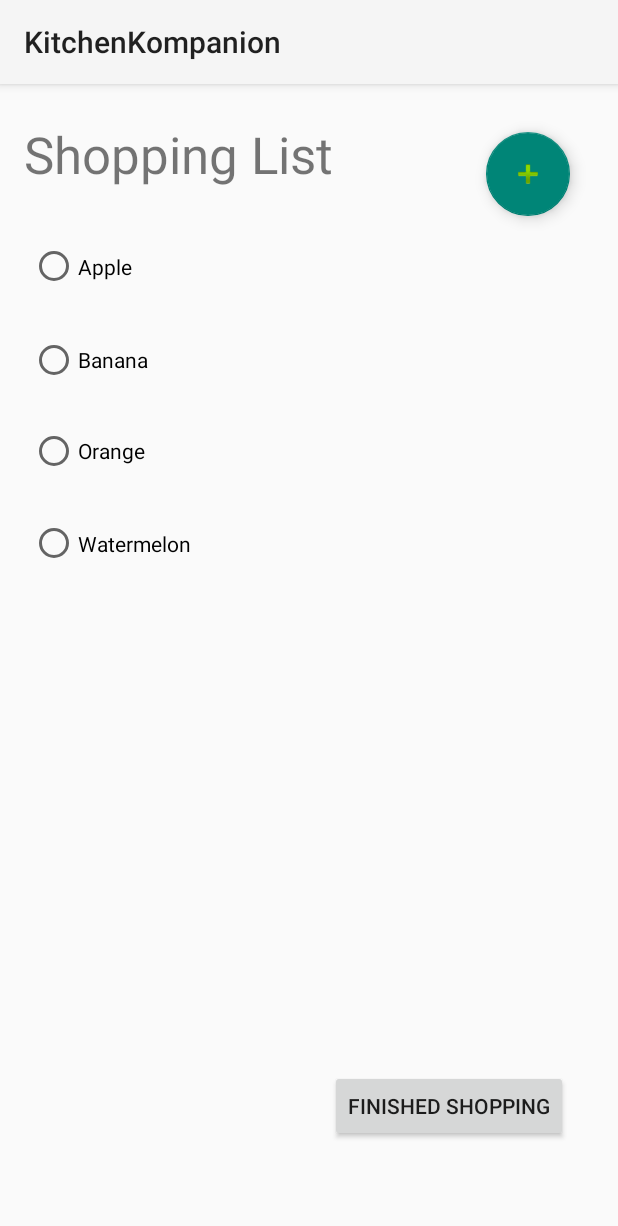
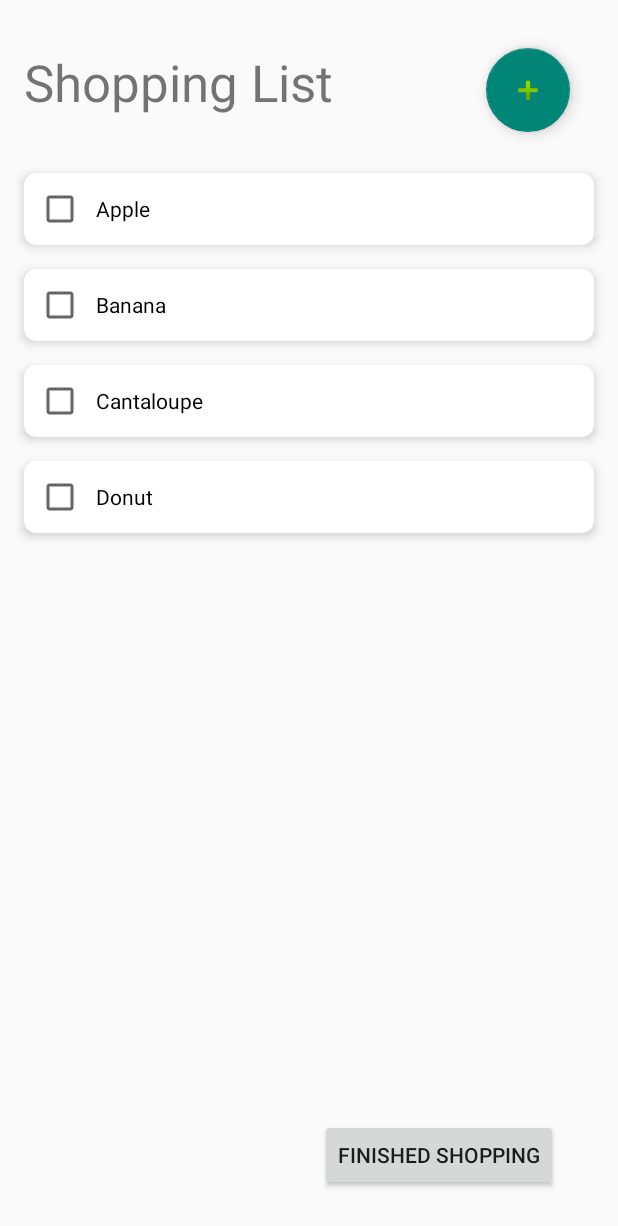
Before and after one commit to crortolf/Kitchen-Kompanion-2022-Group6, an Android app: the ShoppingList screen opened directly, with no data from a screen before it, on a phone screen of 412 x 824 dp. Shown: the top 1226 px of the screen. Run offline under Robolectric (Android 15) with nearby library versions, the phone set to English and light mode, and no system bars.

Commit message:
recycler view

```diff
--- a/app/build.gradle
+++ b/app/build.gradle
@@ -35,4 +35,6 @@ dependencies {
     testImplementation 'junit:junit:4.13.2'
     androidTestImplementation 'androidx.test.ext:junit:1.1.3'
     androidTestImplementation 'androidx.test.espresso:espresso-core:3.4.0'
+    implementation 'androidx.recyclerview:recyclerview:1.2.1'
+    implementation 'com.google.android.material:material:1.5.0'
 }
--- a/app/src/main/java/com/example/kitchenkompanion/GroceryItem.java
+++ b/app/src/main/java/com/example/kitchenkompanion/GroceryItem.java
@@ -2,12 +2,14 @@ package com.example.kitchenkompanion;
 
 public class GroceryItem {
     public String name, units;
+    private boolean status;
     public float amount, minimumAmount;
 
     public GroceryItem(String name, String units, float amount) {
         this.name = name;
         this.units = units;
         this.amount = amount;
+        this.status = false;
         minimumAmount = 0;
     }
 
@@ -28,4 +30,12 @@ public class GroceryItem {
         amountS = (amount % 1.0 == 0.0) ? String.valueOf((int) amount) : String.valueOf(amount);
         return amountS + units;
     }
+
+    public String getName() {
+        return name;
+    }
+
+    public boolean getStatus() {
+        return status;
+    }
 }
--- /dev/null
+++ b/app/src/main/java/com/example/kitchenkompanion/RecyclerItemTouchHelper.java
@@ -0,0 +1,103 @@
+package com.example.kitchenkompanion;
+
+import android.content.DialogInterface;
+import android.graphics.Canvas;
+import android.graphics.Color;
+import android.graphics.drawable.ColorDrawable;
+import android.graphics.drawable.Drawable;
+import android.view.View;
+
+import androidx.annotation.NonNull;
+import androidx.appcompat.app.AlertDialog;
+import androidx.core.content.ContextCompat;
+import androidx.recyclerview.widget.ItemTouchHelper;
+import androidx.recyclerview.widget.RecyclerView;
+
+public class RecyclerItemTouchHelper extends ItemTouchHelper.SimpleCallback {
+    private ShoppingListAdapter adapter;
+
+    public RecyclerItemTouchHelper(ShoppingListAdapter adapter) {
+        super(0, ItemTouchHelper.LEFT | ItemTouchHelper.RIGHT);
+        this.adapter = adapter;
+    }
+
+    @Override
+    public boolean onMove(RecyclerView recyclerView, RecyclerView.ViewHolder viewHolder, RecyclerView.ViewHolder target) {
+        return false;
+    }
+
+    @Override
+    public void onSwiped(@NonNull RecyclerView.ViewHolder viewHolder, int direction) {
+        final int position = viewHolder.getBindingAdapterPosition();
+        if (direction == ItemTouchHelper.LEFT) {
+            AlertDialog.Builder builder = new AlertDialog.Builder(adapter.getContext());
+            builder.setTitle("Delete Task");
+            builder.setMessage("Are you sure you want to delete this Grocery Item?");
+            builder.setPositiveButton("Confirm",
+                    new DialogInterface.OnClickListener() {
+                        @Override
+                        public void onClick(DialogInterface dialogInterface, int i) {
+                            adapter.deleteItem(position);
+                        }
+                    });
+            builder.setNegativeButton(android.R.string.cancel, new DialogInterface.OnClickListener() {
+                @Override
+                public void onClick(DialogInterface dialogInterface, int i) {
+                    adapter.notifyItemChanged(viewHolder.getBindingAdapterPosition());
+                }
+            });
+            AlertDialog dialog = builder.create();
+            dialog.show();
+        }
+        else {
+            // edit grocery item
+        }
+    }
+
+    @Override
+    public void onChildDraw(@NonNull Canvas c, @NonNull RecyclerView recyclerView, @NonNull RecyclerView.ViewHolder viewHolder, float dX, float dY, int actionState, boolean isCurrentlyActive) {
+        super.onChildDraw(c, recyclerView, viewHolder, dX, dY, actionState, isCurrentlyActive);
+
+        Drawable icon;
+        ColorDrawable background;
+
+        View itemView = viewHolder.itemView;
+        int backgroundCornerOffset = 20;
+
+        if (dX > 0) {
+            // edit
+            icon = ContextCompat.getDrawable(adapter.getContext(), R.drawable.ic_baseline_edit);
+            background = new ColorDrawable(ContextCompat.getColor(adapter.getContext(), com.google.android.material.R.color.design_default_color_primary_dark));
+        } else {
+            icon = ContextCompat.getDrawable(adapter.getContext(), R.drawable.ic_baseline_delete);
+            background = new ColorDrawable(Color.RED);
+        }
+
+        int iconMargin = (itemView.getHeight() - icon.getIntrinsicHeight()) / 2;
+        int iconTop = itemView.getTop() + (itemView.getHeight() - icon.getIntrinsicHeight()) / 2;
+        int iconBottom = iconTop + icon.getIntrinsicHeight();
+
+        if (dX > 0) {
+            // swiping right
+            int iconLeft = itemView.getLeft() + iconMargin;
+            int iconRight = itemView.getLeft() + iconMargin + icon.getIntrinsicWidth();
+            icon.setBounds(iconLeft, iconTop, iconRight, iconBottom);
+            background.setBounds(itemView.getLeft(), itemView.getTop(),
+                    itemView.getLeft() + ((int)dX) + backgroundCornerOffset, itemView.getBottom());
+        }
+        else if (dX < 0) {
+            // swiping left
+            int iconLeft = itemView.getRight() - iconMargin - icon.getIntrinsicWidth();
+            int iconRight = itemView.getRight() - iconMargin;
+            icon.setBounds(iconLeft, iconTop, iconRight, iconBottom);
+            background.setBounds(itemView.getRight() + ((int)dX) - backgroundCornerOffset, itemView.getTop(),
+                    itemView.getRight(), itemView.getBottom());
+        }
+        else {
+            background.setBounds(0, 0, 0, 0);
+        }
+
+        background.draw(c);
+        icon.draw(c);
+    }
+}
--- a/app/src/main/java/com/example/kitchenkompanion/ShoppingList.java
+++ b/app/src/main/java/com/example/kitchenkompanion/ShoppingList.java
@@ -2,14 +2,18 @@ package com.example.kitchenkompanion;
 
 import androidx.appcompat.app.AlertDialog;
 import androidx.appcompat.app.AppCompatActivity;
+import androidx.recyclerview.widget.ItemTouchHelper;
+import androidx.recyclerview.widget.LinearLayoutManager;
+import androidx.recyclerview.widget.RecyclerView;
+
 import android.os.Bundle;
-import android.util.Log;
 import android.view.View;
 import android.widget.Button;
 import android.widget.EditText;
 
 import com.google.android.material.floatingactionbutton.FloatingActionButton;
 
+import java.util.ArrayList;
 import java.util.List;
 
 public class ShoppingList extends AppCompatActivity {
@@ -19,12 +23,32 @@ public class ShoppingList extends AppCompatActivity {
     private EditText newItemPopup;
     private Button popupCancel, popupSave;
 
-    private List<String> shoppingList;
+    private List<GroceryItem> shoppingList;
+    private RecyclerView shoppingListRecyclerView;
+    private ShoppingListAdapter shoppingListAdapter;
 
     @Override
     protected void onCreate(Bundle savedInstanceState) {
         super.onCreate(savedInstanceState);
         setContentView(R.layout.activity_shopping_list);
+        getSupportActionBar().hide();
+
+        shoppingList = new ArrayList<>();
+
+        shoppingListRecyclerView = findViewById(R.id.shoppingListRecyclerView);
+        shoppingListRecyclerView.setLayoutManager(new LinearLayoutManager(this));
+        shoppingListAdapter = new ShoppingListAdapter(this);
+        shoppingListRecyclerView.setAdapter(shoppingListAdapter);
+
+        shoppingList.add(new GroceryItem("Apple", "Yes", 0));
+        shoppingList.add(new GroceryItem("Banana", "Yes", 0));
+        shoppingList.add(new GroceryItem("Cantaloupe", "Yes", 0));
+        shoppingList.add(new GroceryItem("Donut", "Yes", 0));
+
+        shoppingListAdapter.setGroceryItem(shoppingList);
+
+        ItemTouchHelper itemTouchHelper = new ItemTouchHelper(new RecyclerItemTouchHelper(shoppingListAdapter));
+        itemTouchHelper.attachToRecyclerView(shoppingListRecyclerView);
 
         FloatingActionButton fab = findViewById(R.id.floatingActionButton);
         fab.setOnClickListener(new View.OnClickListener() {
--- /dev/null
+++ b/app/src/main/java/com/example/kitchenkompanion/ShoppingListAdapter.java
@@ -0,0 +1,59 @@
+package com.example.kitchenkompanion;
+
+import android.content.Context;
+import android.view.LayoutInflater;
+import android.view.View;
+import android.view.ViewGroup;
+import android.widget.CheckBox;
+
+import androidx.recyclerview.widget.RecyclerView;
+
+import java.util.List;
+
+public class ShoppingListAdapter extends RecyclerView.Adapter<ShoppingListAdapter.ViewHolder> {
+    private List<GroceryItem> groceryList;
+    private ShoppingList activity;
+
+    public ShoppingListAdapter(ShoppingList activity) {
+        this.activity = activity;
+    }
+
+    public ViewHolder onCreateViewHolder(ViewGroup parent, int viewType) {
+        View itemView = LayoutInflater.from(parent.getContext())
+                .inflate(R.layout.shopping_list_layout, parent, false);
+        return new ViewHolder(itemView);
+    }
+
+    public void onBindViewHolder(ViewHolder holder, int position) {
+        GroceryItem item = groceryList.get(position);
+        holder.shoppingListItem.setText(item.getName());
+        holder.shoppingListItem.setChecked(item.getStatus());
+    }
+
+    public int getItemCount() {
+        return groceryList.size();
+    }
+
+    public void setGroceryItem(List<GroceryItem> groceryList) {
+        this.groceryList = groceryList;
+        notifyDataSetChanged();
+    }
+
+    public Context getContext() { return activity; }
+
+    public void deleteItem(int position) {
+        GroceryItem item = groceryList.get(position);
+        // database removal
+        groceryList.remove(position);
+        notifyItemRemoved(position);
+    }
+
+    public static class ViewHolder extends RecyclerView.ViewHolder {
+        CheckBox shoppingListItem;
+
+        ViewHolder(View view) {
+            super(view);
+            shoppingListItem = view.findViewById(R.id.shoppingListCheckBox);
+        }
+    }
+}
--- /dev/null
+++ b/app/src/main/res/drawable/ic_baseline_delete.xml
@@ -0,0 +1,10 @@
+<vector xmlns:android="http://schemas.android.com/apk/res/android"
+    android:width="24dp"
+    android:height="24dp"
+    android:viewportWidth="24"
+    android:viewportHeight="24"
+    android:tint="?attr/colorControlNormal">
+  <path
+      android:fillColor="@android:color/white"
+      android:pathData="M6,19c0,1.1 0.9,2 2,2h8c1.1,0 2,-0.9 2,-2V7H6v12zM19,4h-3.5l-1,-1h-5l-1,1H5v2h14V4z"/>
+</vector>
--- /dev/null
+++ b/app/src/main/res/drawable/ic_baseline_edit.xml
@@ -0,0 +1,10 @@
+<vector xmlns:android="http://schemas.android.com/apk/res/android"
+    android:width="24dp"
+    android:height="24dp"
+    android:viewportWidth="24"
+    android:viewportHeight="24"
+    android:tint="?attr/colorControlNormal">
+  <path
+      android:fillColor="@android:color/white"
+      android:pathData="M3,17.25V21h3.75L17.81,9.94l-3.75,-3.75L3,17.25zM20.71,7.04c0.39,-0.39 0.39,-1.02 0,-1.41l-2.34,-2.34c-0.39,-0.39 -1.02,-0.39 -1.41,0l-1.83,1.83 3.75,3.75 1.83,-1.83z"/>
+</vector>
--- a/app/src/main/res/layout/activity_shopping_list.xml
+++ b/app/src/main/res/layout/activity_shopping_list.xml
@@ -20,84 +20,36 @@
         app:layout_constraintTop_toTopOf="parent"
         app:srcCompat="@android:drawable/ic_input_add" />
 
-    <ScrollView
-        android:id="@+id/scrollView2"
-        android:layout_width="409dp"
-        android:layout_height="641dp"
-        app:layout_constraintBottom_toBottomOf="parent"
-        app:layout_constraintEnd_toEndOf="parent"
-        app:layout_constraintStart_toStartOf="parent"
-        app:layout_constraintTop_toBottomOf="@+id/floatingActionButton"
-        app:layout_constraintVertical_bias="0.0"
-        tools:contentDescription="Scroll through shopping list">
-
-        <LinearLayout
-            android:layout_width="match_parent"
-            android:layout_height="wrap_content"
-            android:orientation="vertical" />
-    </ScrollView>
-
     <TextView
         android:id="@+id/shoppingListText"
         android:layout_width="wrap_content"
         android:layout_height="wrap_content"
-        android:layout_marginTop="4dp"
+        android:layout_marginTop="32dp"
         android:text="Shopping List"
         android:textSize="34sp"
-        app:layout_constraintBottom_toTopOf="@+id/scrollView2"
         app:layout_constraintEnd_toStartOf="@+id/floatingActionButton"
         app:layout_constraintHorizontal_bias="0.136"
         app:layout_constraintStart_toStartOf="parent"
         app:layout_constraintTop_toTopOf="parent"
         app:layout_constraintVertical_bias="0.525" />
 
-    <RadioButton
-        android:id="@+id/radioButton"
-        android:layout_width="126dp"
-        android:layout_height="51dp"
-        android:layout_marginLeft="20dp"
-        android:layout_marginTop="8dp"
-        android:text="Apple"
-        app:layout_constraintStart_toStartOf="parent"
-        app:layout_constraintTop_toTopOf="@+id/scrollView2" />
-
-    <RadioButton
-        android:id="@+id/radioButton2"
-        android:layout_width="127dp"
-        android:layout_height="53dp"
-        android:layout_marginLeft="20dp"
-        android:layout_marginTop="10dp"
-        android:text="Banana"
-        app:layout_constraintStart_toStartOf="parent"
-        app:layout_constraintTop_toBottomOf="@+id/radioButton" />
-
-    <RadioButton
-        android:id="@+id/radioButton3"
-        android:layout_width="124dp"
-        android:layout_height="48dp"
-        android:layout_marginLeft="20dp"
-        android:layout_marginTop="10dp"
-        android:text="Orange"
-        app:layout_constraintStart_toStartOf="parent"
-        app:layout_constraintTop_toBottomOf="@+id/radioButton2" />
-
-    <RadioButton
-        android:id="@+id/radioButton4"
-        android:layout_width="124dp"
-        android:layout_height="55dp"
-        android:layout_marginLeft="20dp"
-        android:layout_marginTop="10dp"
-        android:text="Watermelon"
-        app:layout_constraintStart_toStartOf="parent"
-        app:layout_constraintTop_toBottomOf="@+id/radioButton3" />
+    <androidx.recyclerview.widget.RecyclerView
+        android:id="@+id/shoppingListRecyclerView"
+        android:layout_width="match_parent"
+        android:layout_height="wrap_content"
+        android:layout_marginTop="30dp"
+        app:layout_constraintTop_toBottomOf="@id/shoppingListText"
+        app:layoutManager="androidx.recyclerview.widget.LinearLayoutManager"
+        android:nestedScrollingEnabled="true"
+        />
 
     <Button
         android:id="@+id/finishedShopping"
         android:layout_width="wrap_content"
         android:layout_height="wrap_content"
-        android:layout_marginEnd="32dp"
-        android:layout_marginBottom="24dp"
         android:text="Finished Shopping"
-        app:layout_constraintBottom_toBottomOf="@+id/scrollView2"
-        app:layout_constraintEnd_toEndOf="@+id/scrollView2" />
+        android:layout_marginBottom="30dp"
+        android:layout_marginEnd="40dp"
+        app:layout_constraintBottom_toBottomOf="parent"
+        app:layout_constraintEnd_toEndOf="parent" />
 </androidx.constraintlayout.widget.ConstraintLayout>
--- /dev/null
+++ b/app/src/main/res/layout/shopping_list_layout.xml
@@ -0,0 +1,24 @@
+<androidx.cardview.widget.CardView
+    xmlns:android="http://schemas.android.com/apk/res/android"
+    xmlns:app="http://schemas.android.com/apk/res-auto"
+    android:layout_width="match_parent"
+    android:layout_height="wrap_content"
+    app:cardElevation="4dp"
+    app:cardCornerRadius="8dp"
+    android:layout_marginHorizontal="16dp"
+    android:layout_marginVertical="8dp">
+    <RelativeLayout
+        android:layout_width="match_parent"
+        android:layout_height="wrap_content"
+        android:padding="8dp">
+
+        <CheckBox
+            android:id="@+id/shoppingListCheckBox"
+            android:layout_width="wrap_content"
+            android:layout_height="wrap_content"
+            android:text="This is a sample grocery item."
+            android:paddingStart="8dp" />
+
+    </RelativeLayout>
+
+</androidx.cardview.widget.CardView>
```
